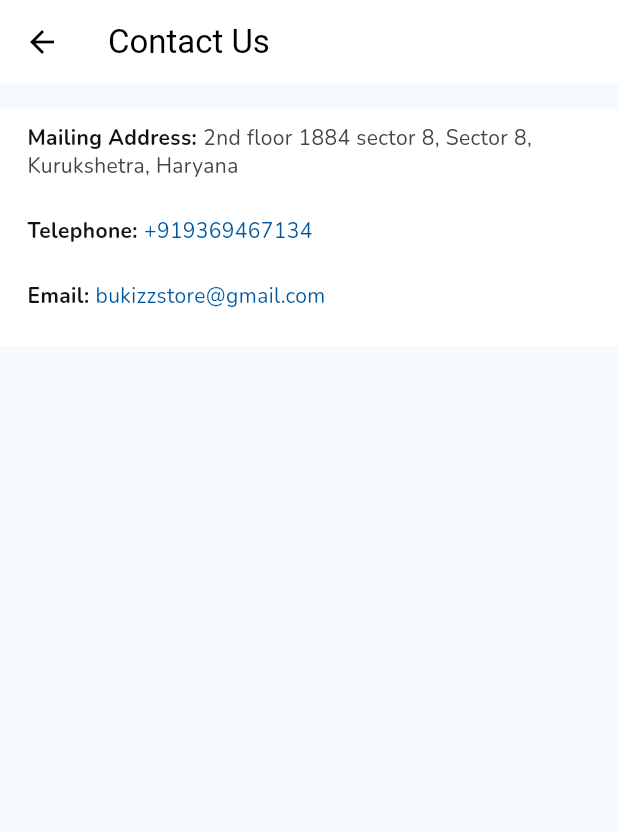
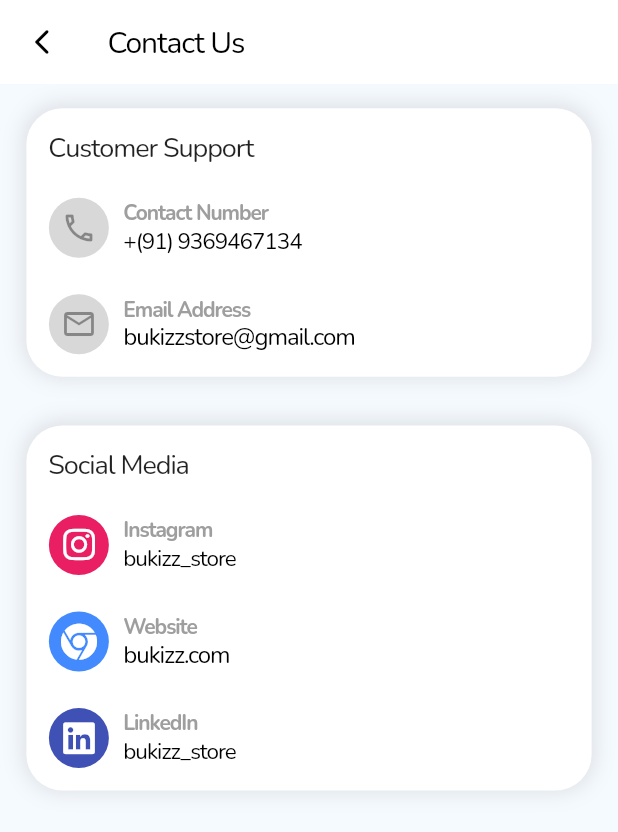
Before and after one commit to bukizz-store/bukizz_app, a Flutter app: the ContactUsScreen screen opened by its route, on a phone screen of 412 x 824 dp. Shown: the top 832 px of the screen. Run offline on Flutter 3.47's test engine with Material 3 defaults, Android fonts, the phone set to English and light mode, and no system bars; our stand-ins replace cached_network_image, carousel_slider, cloud_firestore, dots_indicator, firebase_auth, firebase_core and 15 more; missing offline and left inert: dart:ffi, upi_india; accounts and stored records are empty; project files that could hold a hidden picture were left out.

Commit message:
Contact Us UI change and small UI changes

```diff
--- a/lib/ui/screens/HomeView/Ecommerce/categories/CategoryScreen.dart
+++ b/lib/ui/screens/HomeView/Ecommerce/categories/CategoryScreen.dart
@@ -34,9 +34,9 @@ class _CategoryScreenState extends State<CategoryScreen> {
        },
        child: Scaffold(
         appBar: AppBar(
-          title: const Text('Categories'),
+          title: ReusableText(text: 'Categories',fontSize: 20,fontWeight: FontWeight.w500,),
           leading: IconButton(
-            icon: Icon(Icons.arrow_back),
+            icon: Icon(Icons.arrow_back_ios_new_rounded,size: 20,),
             onPressed: () {
               context.read<BottomNavigationBarProvider>().setSelectedIndex(0);
             },
--- a/lib/ui/screens/HomeView/Ecommerce/checkout/add_address.dart
+++ b/lib/ui/screens/HomeView/Ecommerce/checkout/add_address.dart
@@ -1,3 +1,5 @@
+
+
 import 'package:bukizz/data/models/ecommerce/address/address_model.dart';
 import 'package:bukizz/data/providers/auth/updateUserData.dart';
 import 'package:bukizz/utils/dimensions.dart';
@@ -77,6 +79,7 @@ class _AddAddressState extends State<AddAddress> {
                         hintText: 'Phone number (Required) *',
                         labelText: 'Phone number',
                         controller: phoneController,
+                        isPhoneNo: true,
                       ),
                       SizedBox(
                         height: dimensions.height8 * 2,
@@ -87,6 +90,7 @@ class _AddAddressState extends State<AddAddress> {
                         hintText: 'Email',
                         labelText: 'Email',
                         controller: emailController,
+                        isEmail: true,
                       ),
                       SizedBox(
                         height: dimensions.height8 * 2,
@@ -170,6 +174,7 @@ class _AddAddressState extends State<AddAddress> {
                           hintText: 'Alternate Phone',
                           labelText: 'Alternate Number',
                           controller: alternatePhoneController,
+                          isPhoneNo: true,
                         ),
                       SizedBox(
                         height: dimensions.height8 * 2,
--- a/lib/ui/screens/HomeView/Ecommerce/product/Stationary/general_product_description_screen.dart
+++ b/lib/ui/screens/HomeView/Ecommerce/product/Stationary/general_product_description_screen.dart
@@ -367,7 +367,7 @@ class _GeneralProductDescriptionScreenState extends State<GeneralProductDescript
                 child: ReusableText(text: 'Explore More', fontSize: 18),
               ),
               Container(
-                height: 55.sp,
+                height: 56.sp,
                 width: dimensions.screenWidth,
                 // color: Colors.red,
                 padding: EdgeInsets.only(left: dimensions.width16),
--- a/lib/ui/screens/HomeView/Ecommerce/product/tab views/form_view.dart
+++ b/lib/ui/screens/HomeView/Ecommerce/product/tab views/form_view.dart
@@ -101,7 +101,7 @@ class _FormsState extends State<Forms> {
               ),
               SizedBox(height: dimensions.height8*1.5,),
               CustomTextForm(
-                isEmail: false,
+                isPhoneNo: true,
                 width: dimensions.width342,
                 height: dimensions.height48,
                 controller: addressController,
@@ -195,14 +195,14 @@ class _FormsState extends State<Forms> {
                 controller: fatherCController,
                 hintText:    'Father’s Contact No.',
                 labelText: 'Father’s Contact No.',
-                isEmail: false,
+                isPhoneNo: true,
               ),
               SizedBox(height: dimensions.height16,),
               CustomTextForm(
                 width: dimensions.width342,
                 height: dimensions.height48,
                 controller: motherCController,
-                isEmail: false,
+                isPhoneNo: true,
                 hintText:    'Mother’s Contact No.', labelText:    'Mother’s Contact No.',
               ),
               SizedBox(height: dimensions.height16,),
--- a/lib/ui/screens/HomeView/Ecommerce/product/tab views/form_view_2.dart
+++ b/lib/ui/screens/HomeView/Ecommerce/product/tab views/form_view_2.dart
@@ -163,14 +163,14 @@ class _Forms2State extends State<Forms2> {
                 controller: fatherCController,
                 hintText:    'Father’s Contact No.',
                 labelText: 'Father’s Contact No.',
-                isEmail: false,
+               isPhoneNo: true,
               ),
               SizedBox(height: dimensions.height16,),
               CustomTextForm(
                 width: dimensions.width342,
                 height: dimensions.height48,
                 controller: motherCController,
-                isEmail: false,
+                isPhoneNo: true,
                 hintText:    'Mother’s Contact No.', labelText:    'Mother’s Contact No.',
               ),
               SizedBox(height: dimensions.height16,),
--- a/lib/ui/screens/HomeView/Ecommerce/product/tab views/tab_screen.dart
+++ b/lib/ui/screens/HomeView/Ecommerce/product/tab views/tab_screen.dart
@@ -54,7 +54,7 @@ class _TabScreenState extends State<TabScreen>
     var schoolData = context.read<SchoolDataProvider>();
     return Scaffold(
       appBar: AppBar(
-
+        leading: IconButton(icon: Icon(Icons.arrow_back_ios_new_rounded,size: 20,),onPressed: (){Navigator.of(context);},),
         title: Column(
           crossAxisAlignment: CrossAxisAlignment.start,
           mainAxisAlignment: MainAxisAlignment.end,
--- a/lib/ui/screens/HomeView/Ecommerce/profile/address_screen.dart
+++ b/lib/ui/screens/HomeView/Ecommerce/profile/address_screen.dart
@@ -35,8 +35,8 @@ class _AddressScreen1State extends State<AddressScreen1> {
     Dimensions dimensions=Dimensions(context);
     return Scaffold(
       appBar: AppBar(
-        leading: IconButton(onPressed: () {Navigator.pop(context); }, icon: Icon(Icons.arrow_back),),
-        title: ReusableText(text:'Profile',fontSize: 16,),
+        leading: IconButton(onPressed: () {Navigator.pop(context); }, icon: Icon(Icons.arrow_back_ios_new_rounded,size: 20,),),
+        title: ReusableText(text:'Profile',fontSize:20,fontWeight: FontWeight.w500,),
       ),
       body: Column(
         children: [
--- a/lib/ui/screens/HomeView/Ecommerce/profile/contact_us.dart
+++ b/lib/ui/screens/HomeView/Ecommerce/profile/contact_us.dart
@@ -1,4 +1,9 @@
+import 'dart:math';
+
+import 'package:bukizz/constants/colors.dart';
+import 'package:bukizz/widgets/text%20and%20textforms/Reusable_text.dart';
 import 'package:flutter/material.dart';
+import 'package:font_awesome_flutter/font_awesome_flutter.dart';
 import 'package:url_launcher/url_launcher.dart';
 import 'package:bukizz/utils/dimensions.dart';
 import 'package:url_launcher/url_launcher_string.dart';
@@ -12,123 +17,204 @@ class ContactUsScreen extends StatelessWidget {
 
     return Scaffold(
       appBar: AppBar(
-        title: Text('Contact Us'),
+        leading: IconButton(icon: Icon(Icons.arrow_back_ios_new_rounded,size: 20,),onPressed: (){Navigator.of(context).pop();},),
+        title: ReusableText(text: 'Contact Us',fontSize: 20,fontWeight: FontWeight.w500,),
       ),
       body: Column(
         children: [
           SizedBox(height: dimensions.height16,),
           Container(
             width: dimensions.screenWidth,
-            height: dimensions.height10*15.6,
-            color: Colors.white,
+            // height: dimensions.height10*16.6,
+            padding: EdgeInsets.symmetric(horizontal: 15,vertical: 15),
+            margin: EdgeInsets.symmetric(horizontal: dimensions.width16),
+            decoration: BoxDecoration(
+                boxShadow: [
+                  BoxShadow(
+                    color: Colors.grey.withOpacity(0.3),
+                    blurRadius: 12,
+                    offset: Offset(0,-1),
+                    spreadRadius: 1
+                  )
+                ],
+                color: Colors.white,
+              borderRadius: BorderRadius.circular(24)
+            ),
+
             child: Column(
+              crossAxisAlignment: CrossAxisAlignment.start,
               children: [
                 SizedBox(height: dimensions.height10,),
-                SizedBox(
-                  width: dimensions.width342,
-                  child: const Text.rich(
-                    TextSpan(
-                      children: [
-                        TextSpan(
-                          text: 'Mailing Address: ',
-                          style: TextStyle(
-                            color: Color(0xFF121212),
-                            fontSize: 14,
-                            fontFamily: 'Nunito',
-                            fontWeight: FontWeight.w700,
-                            height: 0,
-                          ),
-                        ),
-                        TextSpan(
-                          text:
-                          '2nd floor 1884 sector 8, Sector 8, Kurukshetra, Haryana',
-                          style: TextStyle(
-                            color: Color(0xFF444444),
-                            fontSize: 14,
-                            fontFamily: 'Nunito',
-                            fontWeight: FontWeight.w500,
-                            height: 0,
-                          ),
-                        ),
-                      ],
-                    ),
+                ReusableText(text: 'Customer Support', fontSize: 18,color: Colors.black87,fontWeight: FontWeight.w500,),
+                SizedBox(height: dimensions.height32,),
+                GestureDetector(
+                  onTap: ()async{
+                    Uri phoneno = Uri.parse('tel:+919369467134');
+                    await launchUrl(phoneno);
+                  },
+                  child: Row(
+                    children: [
+                      CircleAvatar(
+
+                        child: Icon(Icons.phone_outlined,color: Colors.black38,),
+                        backgroundColor: Colors.grey.withOpacity(0.4),
+                      ),
+                      SizedBox(width: 10,),
+                      Column(
+                        crossAxisAlignment: CrossAxisAlignment.start,
+                        children: [
+                          ReusableText(text: 'Contact Number', fontSize: 14,color: Colors.grey,),
+                          SizedBox(height: dimensions.height16,),
+                          ReusableText(text: '+(91) 9369467134', fontSize: 15,fontWeight: FontWeight.w500,)
+
+                        ],
+                      )
+                    ],
                   ),
                 ),
+
                 SizedBox(height: dimensions.height8 * 3),
-                SizedBox(
-                  width: dimensions.width342,
-                  child: GestureDetector(
-                    onTap: () async {
-                      Uri phoneno = Uri.parse('tel:+919369467134');
-                      await launchUrl(phoneno);
+                GestureDetector(
+                  onTap: ()async{
+                    Uri email = Uri.parse('mailto:<bukizzstore@gmail.com>');
+                    await launchUrl(email);
+                  },
+                  child: Row(
+                    children: [
+                      CircleAvatar(
 
+                        child: Icon(Icons.email_outlined,color: Colors.black38,),
+                        backgroundColor: Colors.grey.withOpacity(0.4),
+                      ),
+                      SizedBox(width: 10,),
+                      Column(
+                        crossAxisAlignment: CrossAxisAlignment.start,
+                        children: [
+                          ReusableText(text: 'Email Address', fontSize: 14,color: Colors.grey,),
+                          SizedBox(height: dimensions.height16,),
+                          ReusableText(text: 'bukizzstore@gmail.com', fontSize: 16,fontWeight: FontWeight.w500,)
 
-                    },
-                    child: const Text.rich(
-                      TextSpan(
-                        children: [
-                          TextSpan(
-                            text: 'Telephone: ',
-                            style: TextStyle(
-                              color: Color(0xFF121212),
-                              fontSize: 14,
-                              fontFamily: 'Nunito',
-                              fontWeight: FontWeight.w700,
-                              height: 0,
-                            ),
-                          ),
-                          TextSpan(
-                            text: '+919369467134',
-                            style: TextStyle(
-                              color: Color(0xFF00579E),
-                              fontSize: 14,
-                              fontFamily: 'Nunito',
-                              fontWeight: FontWeight.w500,
-                              height: 0,
-                            ),
-                          ),
                         ],
-                      ),
-                    ),
+                      )
+                    ],
                   ),
                 ),
+
+              ],
+            ),
+          ),
+
+          SizedBox(height: dimensions.height32,),
+
+          Container(
+            width: dimensions.screenWidth,
+            // height: dimensions.height10*24,
+            padding: EdgeInsets.symmetric(horizontal: 15,vertical: 15),
+            margin: EdgeInsets.symmetric(horizontal: dimensions.width16),
+            decoration: BoxDecoration(
+                boxShadow: [
+                  BoxShadow(
+                      color: Colors.grey.withOpacity(0.3),
+                      blurRadius: 12,
+                      offset: Offset(0,-1),
+                      spreadRadius: 1
+                  )
+                ],
+                color: Colors.white,
+                borderRadius: BorderRadius.circular(24)
+            ),
+
+            child: Column(
+              crossAxisAlignment: CrossAxisAlignment.start,
+              children: [
+                SizedBox(height: dimensions.height10,),
+                ReusableText(text: 'Social Media', fontSize: 18,color: Colors.black87,fontWeight: FontWeight.w500,),
+                SizedBox(height: dimensions.height32,),
+                GestureDetector(
+                  onTap: ()async{
+                    Uri url = Uri.parse('https://www.instagram.com/bukizz_store?igsh=MzRlODBiNWFlZA==');
+                    await launchUrl(url);
+                  },
+                  child: Row(
+                    children: [
+                      CircleAvatar(
+
+                        child:  FaIcon(
+                          FontAwesomeIcons.instagram,
+                        ),
+                        backgroundColor: Colors.pink,
+                      ),
+                      SizedBox(width: 10,),
+                      Column(
+                        crossAxisAlignment: CrossAxisAlignment.start,
+                        children: [
+                          ReusableText(text: 'Instagram', fontSize: 14,color: Colors.grey,),
+                          SizedBox(height: dimensions.height16,),
+                          ReusableText(text: 'bukizz_store', fontSize: 15,fontWeight: FontWeight.w500,)
+
+                        ],
+                      )
+                    ],
+                  ),
+                ),
+
                 SizedBox(height: dimensions.height8 * 3),
-                SizedBox(
-                  width: dimensions.width342,
-                  child:   GestureDetector(
-                    onTap: () async {
-                      Uri email = Uri.parse('mailto:<bukizzstore@gmail.com>');
-                      await launchUrl(email);
+                GestureDetector(
+                  onTap: ()async{
+                    Uri email = Uri.parse('https://bukizz.com/');
+                    await launchUrl(email);
+                  },
+                  child: Row(
+                    children: [
+                      CircleAvatar(
 
-                    },
-                    child: const Text.rich(
-                      TextSpan(
+                        child: FaIcon(
+                          FontAwesomeIcons.chrome
+                        ),
+                        backgroundColor: Colors.blueAccent,
+                      ),
+                      SizedBox(width: 10,),
+                      Column(
+                        crossAxisAlignment: CrossAxisAlignment.start,
                         children: [
-                          TextSpan(
-                            text: 'Email: ',
-                            style: TextStyle(
-                              color: Color(0xFF121212),
-                              fontSize: 14,
-                              fontFamily: 'Nunito',
-                              fontWeight: FontWeight.w700,
-                              height: 0,
-                            ),
-                          ),
-                          TextSpan(
-                            text: 'bukizzstore@gmail.com',
-                            style: TextStyle(
-                              color: Color(0xFF00579E),
-                              fontSize: 14,
-                              fontFamily: 'Nunito',
-                              fontWeight: FontWeight.w500,
-                              height: 0,
-                            ),
-                          ),
+                          ReusableText(text: 'Website', fontSize: 14,color: Colors.grey,),
+                          SizedBox(height: dimensions.height16,),
+                          ReusableText(text: 'bukizz.com', fontSize: 16,fontWeight: FontWeight.w500,)
+
                         ],
+                      )
+                    ],
+                  ),
+                ),
+                SizedBox(height: dimensions.height24,),
+                GestureDetector(
+                  onTap: ()async{
+                    Uri phoneno = Uri.parse('https://www.linkedin.com/in/sanyam09?utm_source=share&utm_campaign=share_via&utm_content=profile&utm_medium=android_app');
+                    await launchUrl(phoneno);
+                  },
+                  child: Row(
+                    children: [
+                      CircleAvatar(
+
+                        child:  FaIcon(
+                          FontAwesomeIcons.linkedin,
+                        ),
+                        backgroundColor: Colors.indigo,
                       ),
-                    ),
+                      SizedBox(width: 10,),
+                      Column(
+                        crossAxisAlignment: CrossAxisAlignment.start,
+                        children: [
+                          ReusableText(text: 'LinkedIn', fontSize: 14,color: Colors.grey,),
+                          SizedBox(height: dimensions.height16,),
+                          ReusableText(text: 'bukizz_store', fontSize: 15,fontWeight: FontWeight.w500,)
+
+                        ],
+                      )
+                    ],
                   ),
-                )
+                ),
+
               ],
             ),
           )
--- a/lib/ui/screens/HomeView/Ecommerce/profile/newProfile_screen.dart
+++ b/lib/ui/screens/HomeView/Ecommerce/profile/newProfile_screen.dart
@@ -43,8 +43,8 @@ class _NewProfileScreenState extends State<NewProfileScreen> {
       },
       child: Scaffold(
         appBar: AppBar(
-          leading: IconButton(onPressed: () {context.read<BottomNavigationBarProvider>().setSelectedIndex(0);Navigator.pushNamed(context, MainScreen.route);}, icon: Icon(Icons.arrow_back),),
-          title: ReusableText(text: 'Profile', fontSize: 18,)
+          leading: IconButton(onPressed: () {context.read<BottomNavigationBarProvider>().setSelectedIndex(0);Navigator.pushNamed(context, MainScreen.route);}, icon: Icon(Icons.arrow_back_ios_new_rounded,size: 20,),),
+          title: ReusableText(text: 'Profile', fontSize: 20,fontWeight: FontWeight.w500,)
         ),
         body: SingleChildScrollView(
           child: SingleChildScrollView(
@@ -89,7 +89,7 @@ class _NewProfileScreenState extends State<NewProfileScreen> {
                                    child: Icon(Icons.home,color: Color(0xFF0590FF),),
                                  ),
                                  SizedBox(width: dimensions.height10,),
-                                 ReusableText(text: 'Address',fontSize: 16,fontWeight: FontWeight.w600,color: Color(0xFF121212),)
+                                 ReusableText(text: 'Profile',fontSize: 16,fontWeight: FontWeight.w600,color: Color(0xFF121212),)
                                ],
                              ),
                             Icon(Icons.chevron_right),
--- a/lib/ui/screens/HomeView/Ecommerce/profile/orders/order_details.dart
+++ b/lib/ui/screens/HomeView/Ecommerce/profile/orders/order_details.dart
@@ -47,7 +47,8 @@ class _OrderDetailsScreenState extends State<OrderDetailsScreen> {
       }
       return Scaffold(
         appBar: AppBar(
-          title: const Text('My Orders'),
+          leading: IconButton(icon: Icon(Icons.arrow_back_ios_new_rounded,size: 20,),onPressed: (){Navigator.of(context).pop();},),
+          title: ReusableText(text: 'My Orders',fontSize: 20,fontWeight: FontWeight.w500,),
         ),
         body: orderData.isOrderDataLoaded? SingleChildScrollView(
           child: Column(
--- a/lib/widgets/address/update_address.dart
+++ b/lib/widgets/address/update_address.dart
@@ -80,7 +80,6 @@ class _UpdateAddressState extends State<UpdateAddress> {
                         hintText: 'Full Name (Required) *',
                         labelText: 'Full Name',
                         controller: nameController,
-                        isEmail: true,
                       ),
                       SizedBox(
                         height: dimensions.height8 * 2,
@@ -175,6 +174,7 @@ class _UpdateAddressState extends State<UpdateAddress> {
                           height: dimensions.height8 * 5.5,
                           hintText: 'Alternate Phone',
                           controller: alternatePhoneController,
+                          isPhoneNo: true,
                         ),
                       SizedBox(
                         height: dimensions.height8 * 2,
@@ -188,7 +188,6 @@ class _UpdateAddressState extends State<UpdateAddress> {
                             hintText: 'State (Required) *',
                             labelText: 'State',
                             controller: stateController,
-                            isEmail: true,
                           ),
                           CustomTextForm(
                             width: dimensions.width16 * 9.2,
@@ -196,7 +195,6 @@ class _UpdateAddressState extends State<UpdateAddress> {
                             hintText: 'City (Required) *',
                             labelText: 'City',
                             controller: cityController,
-                            isEmail: true,
                           ),
                         ],
                       ),
@@ -209,7 +207,6 @@ class _UpdateAddressState extends State<UpdateAddress> {
                         hintText: 'House No., Building Name (Required) *',
                         labelText: 'House No.',
                         controller: buildingnameController,
-                        isEmail: true,
                       ),
                       SizedBox(
                         height: dimensions.height8 * 2,
@@ -220,7 +217,6 @@ class _UpdateAddressState extends State<UpdateAddress> {
                         hintText: 'Street name, Area, Colony (Required) *',
                         labelText: 'Street',
                         controller: addressController,
-                        isEmail: true,
                       ),
                       SizedBox(
                         height: dimensions.height8 * 2,
--- a/pubspec.yaml
+++ b/pubspec.yaml
@@ -43,6 +43,7 @@ dependencies:
   flutter_spinkit: ^5.2.0
   awesome_snackbar_content: ^0.1.3
   email_auth: ^1.1.1
+  font_awesome_flutter: ^10.7.0
 
 dev_dependencies:
   flutter_test:
```
Also changed, not shown: lib/ui/screens/HomeView/Ecommerce/Cart/cart_screen.dart (+3 -5 lines), lib/ui/screens/HomeView/Ecommerce/notification/notification_screen.dart (+8 -7 lines), lib/ui/screens/HomeView/Ecommerce/product/view_all_schools.dart (+7 -1 lines), lib/ui/screens/HomeView/Ecommerce/product/view_all_stationary.dart (+7 -1 lines), lib/ui/screens/HomeView/Ecommerce/profile/orders/order.dart (+4 -3 lines), lib/widgets/text and textforms/textformAddress.dart (+21 -15 lines), pubspec.lock.
